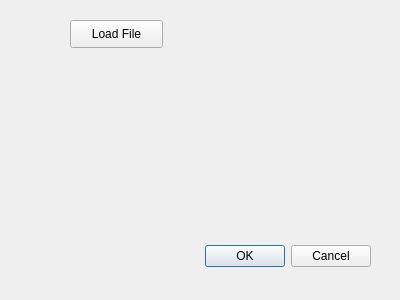
Before: the Qt Designer form MasterThesis/PluginFolder/gap_detection/gap_detection_dialog_base.ui in Bezobsahu/MyMasterDegree, drawn with Qt 5.
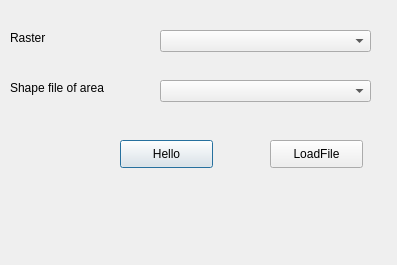
After: the same form once the commit is applied.

```diff
--- a/MasterThesis/PluginFolder/gap_detection/gap_detection_dialog_base.ui
+++ b/MasterThesis/PluginFolder/gap_detection/gap_detection_dialog_base.ui
@@ -6,40 +6,83 @@
    <rect>
     <x>0</x>
     <y>0</y>
-    <width>400</width>
-    <height>300</height>
+    <width>397</width>
+    <height>265</height>
    </rect>
   </property>
   <property name="windowTitle">
    <string>Hop Gap Detection</string>
   </property>
-  <widget class="QDialogButtonBox" name="button_box">
+  <widget class="QPushButton" name="pbHello">
    <property name="geometry">
     <rect>
-     <x>30</x>
-     <y>240</y>
-     <width>341</width>
-     <height>32</height>
+     <x>120</x>
+     <y>140</y>
+     <width>93</width>
+     <height>28</height>
     </rect>
    </property>
-   <property name="orientation">
-    <enum>Qt::Horizontal</enum>
+   <property name="text">
+    <string>Hello</string>
    </property>
-   <property name="standardButtons">
-    <set>QDialogButtonBox::Cancel|QDialogButtonBox::Ok</set>
+  </widget>
+  <widget class="QComboBox" name="cbLayers">
+   <property name="geometry">
+    <rect>
+     <x>160</x>
+     <y>30</y>
+     <width>211</width>
+     <height>22</height>
+    </rect>
    </property>
   </widget>
-  <widget class="QPushButton" name="LoadFile">
+  <widget class="QComboBox" name="cbLayers_2">
    <property name="geometry">
     <rect>
-     <x>70</x>
-     <y>20</y>
+     <x>160</x>
+     <y>80</y>
+     <width>211</width>
+     <height>22</height>
+    </rect>
+   </property>
+  </widget>
+  <widget class="QLabel" name="label">
+   <property name="geometry">
+    <rect>
+     <x>10</x>
+     <y>30</y>
+     <width>55</width>
+     <height>16</height>
+    </rect>
+   </property>
+   <property name="text">
+    <string>Raster</string>
+   </property>
+  </widget>
+  <widget class="QLabel" name="label_2">
+   <property name="geometry">
+    <rect>
+     <x>10</x>
+     <y>80</y>
+     <width>111</width>
+     <height>16</height>
+    </rect>
+   </property>
+   <property name="text">
+    <string>Shape file of area</string>
+   </property>
+  </widget>
+  <widget class="QPushButton" name="pbLoadFile">
+   <property name="geometry">
+    <rect>
+     <x>270</x>
+     <y>140</y>
      <width>93</width>
      <height>28</height>
     </rect>
    </property>
    <property name="text">
-    <string>Load File</string>
+    <string>LoadFile</string>
    </property>
   </widget>
  </widget>
```
Left out of the diff: 35 changed lines with no effect on the pictures.
